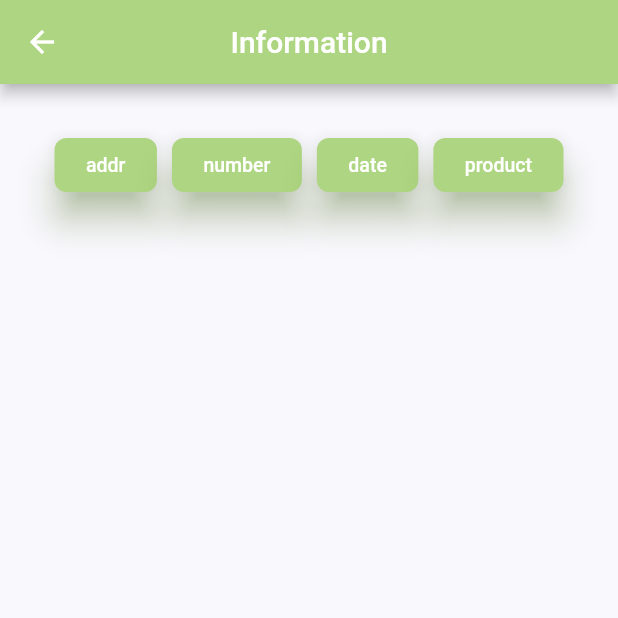
After one commit to HyerinAn/Capstone-design, a Flutter app: the CameraScreen screen opened directly, after a tap on the "search" icon, on a phone screen of 412 x 824 dp, the top half of it. The commit adds this screen. Run offline on Flutter 3.47's test engine with Material 2 defaults, Android fonts, the phone set to English and light mode, and no system bars; our stand-ins replace cloud_firestore, firebase_auth, firebase_core, flutter_svg, image_picker; missing offline and left inert: google_mlkit_text_recognition; accounts and stored records are empty.

Commit message:
Extracting Information(address, date, phonenumber, products)

```diff
--- /dev/null
+++ b/lib/screens/details/components/camera_screen_information.dart
@@ -0,0 +1,180 @@
+
+import 'package:flutter/cupertino.dart';
+import 'package:flutter/material.dart';
+import 'package:myapp/constants.dart';
+import 'package:myapp/screens/details/components/camera_screen.dart';
+
+class CameraScreenInformation extends StatefulWidget {
+  Information information = Information();
+  CameraScreenInformation(this.information,{Key? key}) : super(key: key);
+
+  @override
+  State<CameraScreenInformation> createState() => _CameraScreenInformationState(this.information);
+}
+
+class _CameraScreenInformationState extends State<CameraScreenInformation> {
+  Information information = Information();
+  _CameraScreenInformationState(this.information);
+  String _text = '';
+
+  @override
+  Widget build(BuildContext context) {
+    return Scaffold(
+      appBar: AppBar(
+        centerTitle: true,
+        backgroundColor: kPrimaryColor,
+        title: const Text('Information'),
+      ),
+      body: SingleChildScrollView(
+        child: Container(
+            margin: const EdgeInsets.all(kDefaultPadding),
+            child: Column(
+              crossAxisAlignment: CrossAxisAlignment.center,
+              children: [
+                Row(
+                  mainAxisAlignment: MainAxisAlignment.center,
+                  children: [
+                    Container(
+                        margin: const EdgeInsets.symmetric(horizontal: 5),
+                        padding: const EdgeInsets.only(top: 10),
+                        child: ElevatedButton(
+                          style: ElevatedButton.styleFrom(
+                            primary: kPrimaryColor,
+                            onPrimary: Colors.white,
+                            shadowColor: kPrimaryColor,
+                            elevation: 10,
+                            shape: RoundedRectangleBorder(
+                                borderRadius: BorderRadius.circular(8.0)),
+                          ),
+                          onPressed: () {
+                            _text = information.address;
+                            setState(() {});
+                          },
+                          child: Container(
+                            margin: const EdgeInsets.symmetric(
+                                vertical: 5, horizontal: 5),
+                            child: Column(
+                              mainAxisSize: MainAxisSize.min,
+                              children: const [
+                                Text(
+                                  "addr",
+                                  style: TextStyle(
+                                      fontSize: 13, color: Colors.white),
+                                )
+                              ],
+                            ),
+                          ),
+                        )),
+                    Container(
+                        margin: const EdgeInsets.symmetric(horizontal: 5),
+                        padding: const EdgeInsets.only(top: 10),
+                        child: ElevatedButton(
+                          style: ElevatedButton.styleFrom(
+                            primary: kPrimaryColor,
+                            onPrimary: Colors.white,
+                            shadowColor: kPrimaryColor,
+                            elevation: 10,
+                            shape: RoundedRectangleBorder(
+                                borderRadius: BorderRadius.circular(8.0)),
+                          ),
+                          onPressed: () {
+                            _text = information.phonenumber;
+                            setState(() {});
+                          },
+                          child: Container(
+                            margin: const EdgeInsets.symmetric(
+                                vertical: 5, horizontal: 5),
+                            child: Column(
+                              mainAxisSize: MainAxisSize.min,
+                              children: const [
+                                Text(
+                                  "number",
+                                  style: TextStyle(
+                                      fontSize: 13, color: Colors.white),
+                                )
+                              ],
+                            ),
+                          ),
+                        )),
+                    Container(
+                        margin: const EdgeInsets.symmetric(horizontal: 5),
+                        padding: const EdgeInsets.only(top: 10),
+                        child: ElevatedButton(
+                          style: ElevatedButton.styleFrom(
+                            primary: kPrimaryColor,
+                            onPrimary: Colors.white,
+                            shadowColor: kPrimaryColor,
+                            elevation: 10,
+                            shape: RoundedRectangleBorder(
+                                borderRadius: BorderRadius.circular(8.0)),
+                          ),
+                          onPressed: () {
+                            _text = information.date;
+                            setState(() {});
+                          },
+                          child: Container(
+                            margin: const EdgeInsets.symmetric(
+                                vertical: 5, horizontal: 5),
+                            child: Column(
+                              mainAxisSize: MainAxisSize.min,
+                              children: const [
+                                Text(
+                                  "date",
+                                  style: TextStyle(
+                                      fontSize: 13, color: Colors.white),
+                                )
+                              ],
+                            ),
+                          ),
+                        )),
+                    Container(
+                        margin: const EdgeInsets.symmetric(horizontal: 5),
+                        padding: const EdgeInsets.only(top: 10),
+                        child: ElevatedButton(
+                          style: ElevatedButton.styleFrom(
+                            primary: kPrimaryColor,
+                            onPrimary: Colors.white,
+                            shadowColor: kPrimaryColor,
+                            elevation: 10,
+                            shape: RoundedRectangleBorder(
+                                borderRadius: BorderRadius.circular(8.0)),
+                          ),
+                          onPressed: () {
+                            _text = '';
+                            for (String t in information.products) _text = _text + t + "\n" ;
+                            print(_text);
+                            setState(() {});
+                          },
+                          child: Container(
+                            margin: const EdgeInsets.symmetric(
+                                vertical: 5, horizontal: 5),
+                            child: Column(
+                              mainAxisSize: MainAxisSize.min,
+                              children: const [
+                                Text(
+                                  "product",
+                                  style: TextStyle(
+                                      fontSize: 13, color: Colors.white),
+                                )
+                              ],
+                            ),
+                          ),
+                        )),
+                  ],
+                ),
+                const SizedBox(
+                  height: 20,
+                ),
+                Container(
+                  child: Text(
+                    _text,
+                    style: TextStyle(fontSize: 20),
+                  ),
+                )
+              ],
+
+            )),
+      ),
+    );
+  }
+}
```
Also changed, not shown: lib/screens/details/components/camera_screen.dart (+122 -14 lines).
